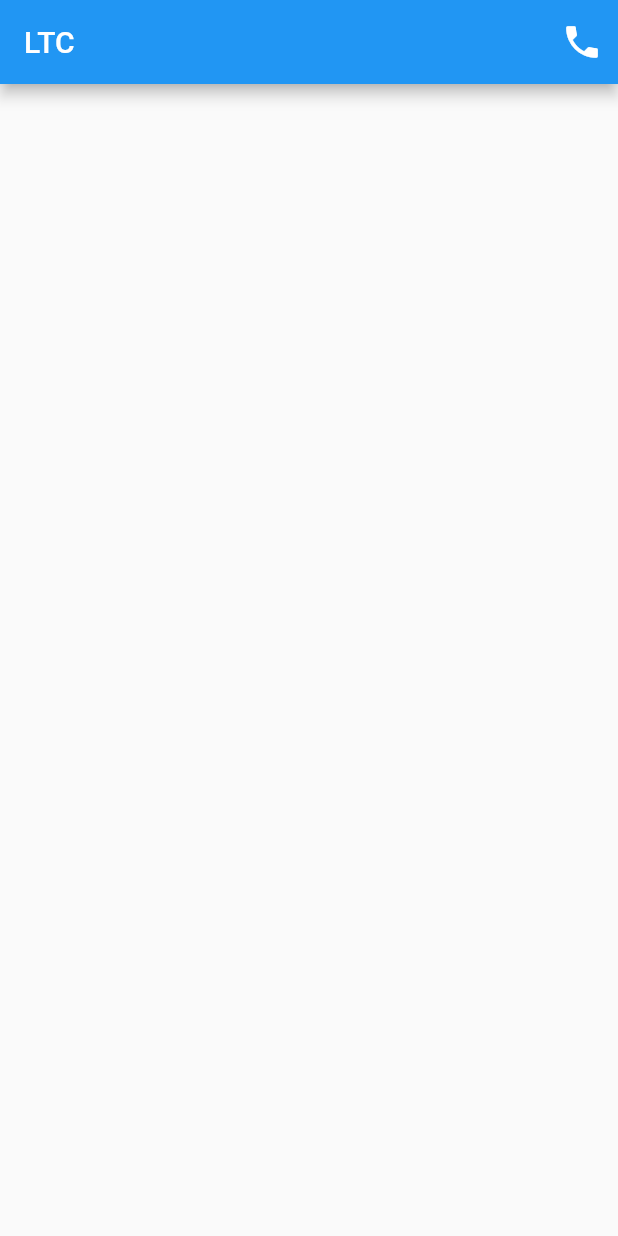
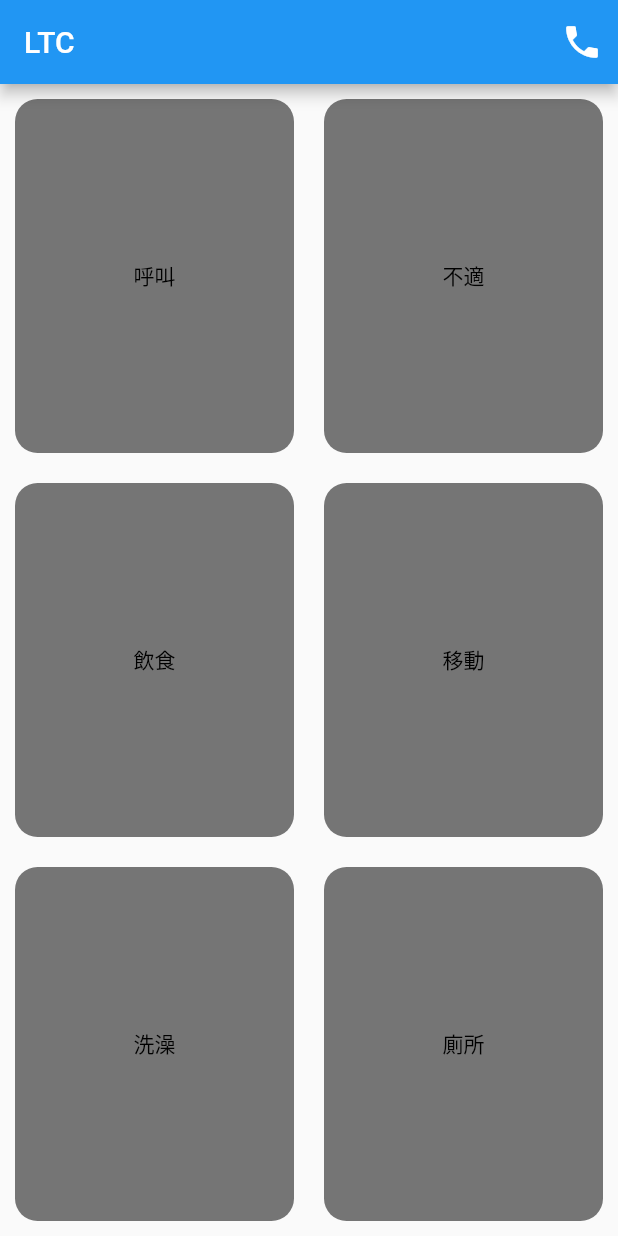
Before and after one commit to Lichyo/LTC, a Flutter app: the screen it shows after launch, on a phone screen of 412 x 824 dp. Run offline on Flutter 3.47's test engine with Material 2 defaults, Android fonts, the phone set to English and light mode, and no system bars; missing offline and left inert: record.

Commit message:
button draft

```diff
--- a/lib/components/button.dart
+++ b/lib/components/button.dart
@@ -17,7 +17,7 @@ class Button extends StatelessWidget {
           borderRadius: BorderRadius.circular(15),
           child: Container(
             padding: const EdgeInsets.all(20),
-            color: Colors.white,
+            color: Colors.grey[600],
             child: Center(
               child: Text(
                 text,
--- a/lib/pages/home_page.dart
+++ b/lib/pages/home_page.dart
@@ -1,5 +1,6 @@
 import 'dart:async';
 import 'package:flutter/material.dart';
+import 'package:long_time_care/components/button.dart';
 
 class HomePage extends StatefulWidget {
   const HomePage({Key? key}) : super(key: key);
@@ -26,15 +27,45 @@ class _HomePageState extends State<HomePage> {
             )
           ],
         ),
-      body: const Column(
+        body: Column(
           children: [
-          Row(
+            Expanded(
+              child: Row(
                 children: [
-
-            ],
+                  Expanded(
+                    child: Button(text: "呼叫", icon: "icon", onTap: () {}),
+                  ),
+                  Expanded(
+                    child: Button(text: "不適", icon: "icon", onTap: () {}),
                   ),
                 ],
               ),
-    );
+            ),
+            Expanded(
+              child: Row(
+                children: [
+                  Expanded(
+                    child: Button(text: "飲食", icon: "icon", onTap: () {}),
+                  ),
+                  Expanded(
+                    child: Button(text: "移動", icon: "icon", onTap: () {}),
+                  ),
+                ],
+              ),
+            ),
+            Expanded(
+              child: Row(
+                children: [
+                  Expanded(
+                    child: Button(text: "洗澡", icon: "icon", onTap: () {}),
+                  ),
+                  Expanded(
+                    child: Button(text: "廁所", icon: "icon", onTap: () {}),
+                  ),
+                ],
+              ),
+            ),
+          ],
+        ));
   }
 }
```
Also changed, not shown: 1 other file. Lines whose indentation alone changed are shown as unchanged.
